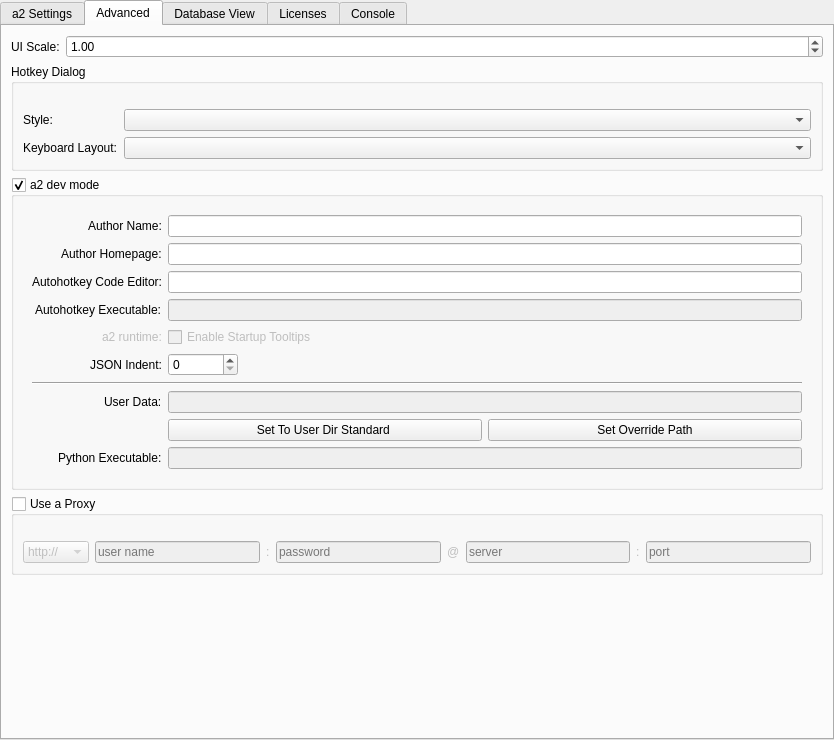
First picture: the form in ui/a2widget/a2settings_view.ui, repository ewerybody/a2, before the edit.
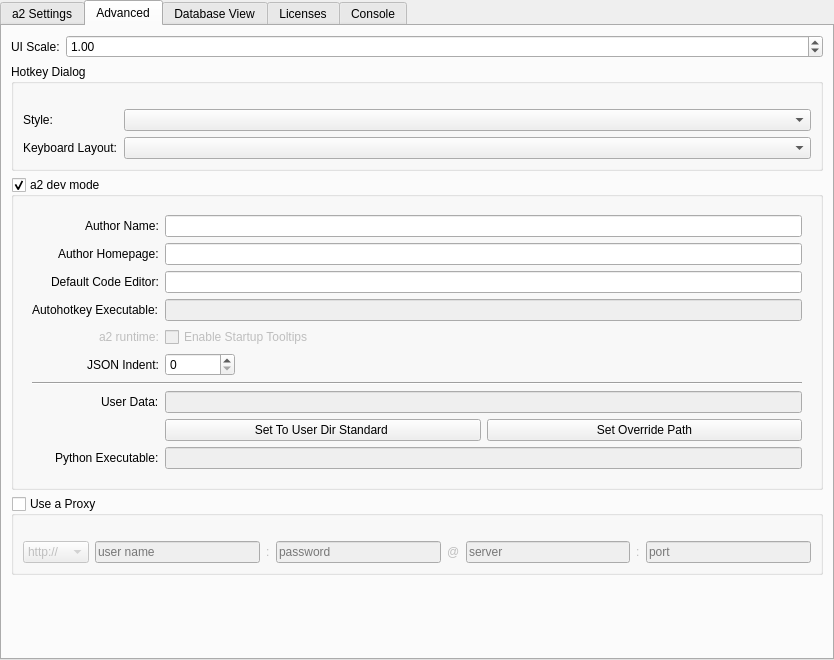
Second picture: the form after the edit. The open tabs and pages were chosen to show the change. Custom widgets are drawn as their Qt base class.

Commit message:
setting default window size & pos if nothing saved (yet)
fixes #199

```diff
--- a/ui/a2widget/a2settings_view.ui
+++ b/ui/a2widget/a2settings_view.ui
@@ -7,7 +7,7 @@
     <x>0</x>
     <y>0</y>
     <width>834</width>
-    <height>740</height>
+    <height>660</height>
    </rect>
   </property>
   <property name="windowTitle">
@@ -283,7 +283,7 @@
              <item row="2" column="0">
               <widget class="QLabel" name="label_5">
                <property name="text">
-                <string notr="true">Autohotkey Code Editor:</string>
+                <string notr="true">Default Code Editor:</string>
                </property>
               </widget>
              </item>
```
Left out of the diff: 11 changed lines with no effect on the pictures. The commit also changes 3 other files.
